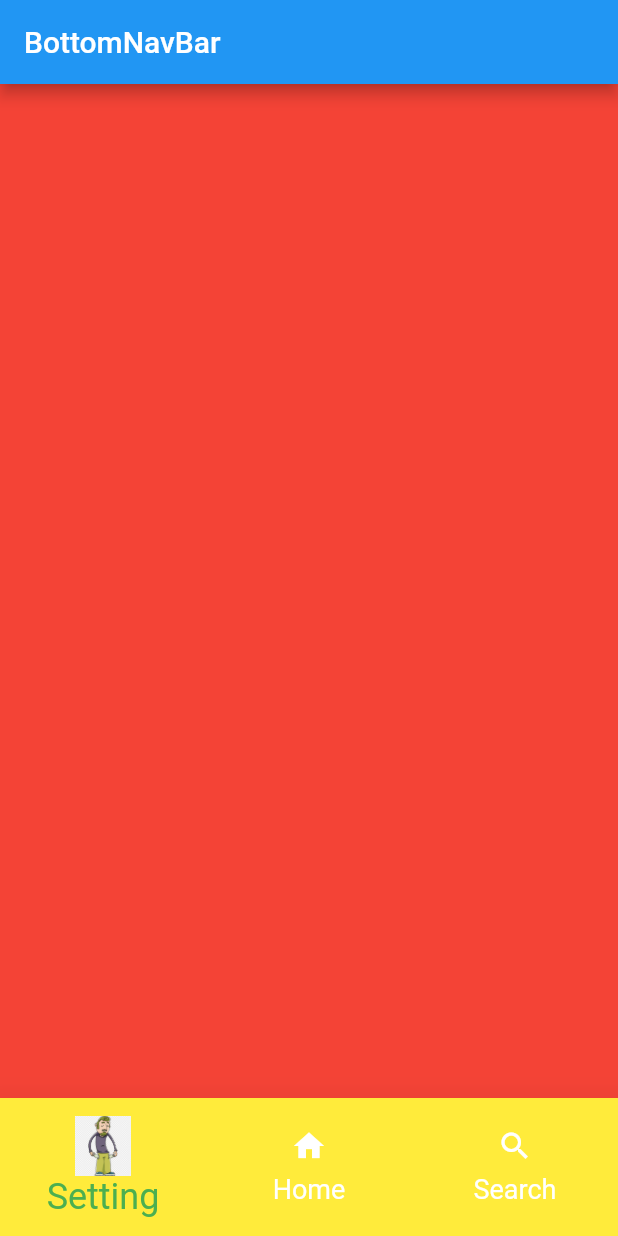
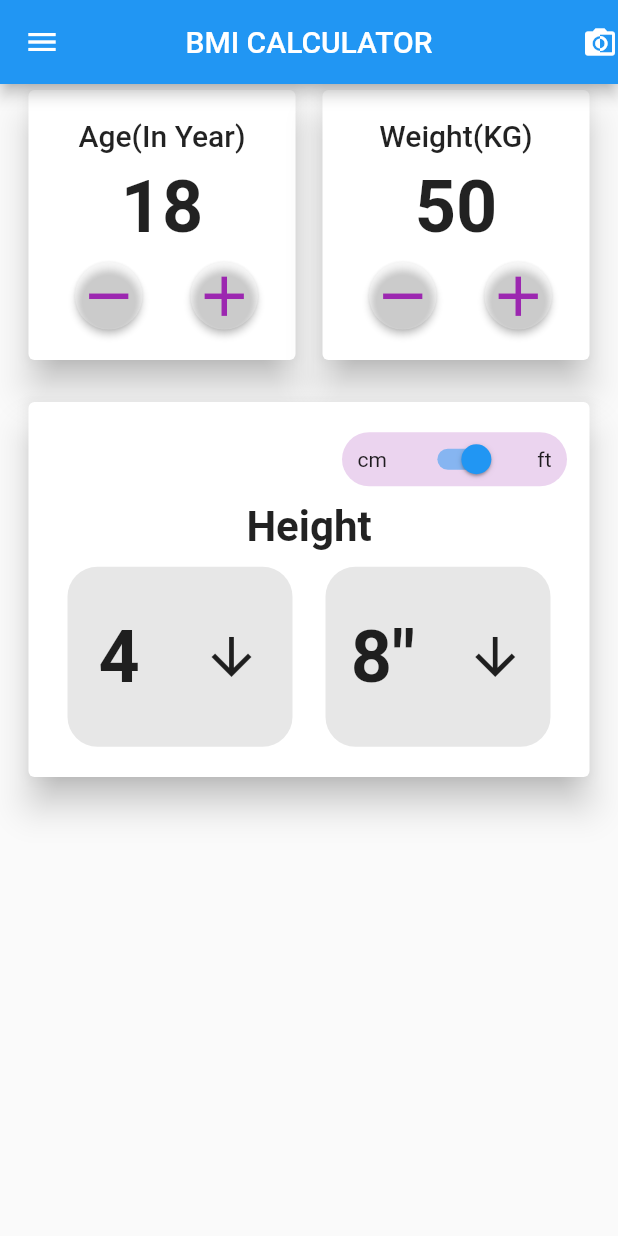
Before and after one commit to jpmehedi/ict-flutter-batch-5, a Flutter app: the screen it shows after launch, on a phone screen of 412 x 824 dp. Run offline on Flutter 3.47's test engine with Material 2 defaults, Android fonts, the phone set to English and light mode, and no system bars.

Commit message:
Layout building

```diff
--- /dev/null
+++ b/lib/bmi/bmi_screen.dart
@@ -0,0 +1,245 @@
+import 'package:flutter/material.dart';
+
+class BmiScreen extends StatelessWidget {
+  const BmiScreen({ Key? key }) : super(key: key);
+
+  @override
+  Widget build(BuildContext context) {
+    return Scaffold(
+      appBar: AppBar(
+        title: Text("bmi calculator".toUpperCase()),
+        centerTitle: true,
+        actions: [
+          Icon(Icons.monochrome_photos)
+        ],
+      ),
+      drawer: Drawer(),
+
+      body: Padding(
+        padding: EdgeInsets.symmetric(horizontal: 15),
+        child: Column(
+          children: [
+            Container(
+              width: double.infinity,
+              child: Row(
+                mainAxisAlignment: MainAxisAlignment.spaceBetween,
+                children: [
+                  Card(
+                    elevation: 10,
+                    shadowColor: Colors.black,
+                    child: Container(
+                      padding: EdgeInsets.all(15),
+                      height: 180,
+                      width: MediaQuery.of(context).size.width / 2 - 28,
+                      child: Column(
+                        mainAxisAlignment: MainAxisAlignment.spaceAround,
+                        children: [
+                          Text(
+                            "Age(In Year)",
+                            style: TextStyle(
+                              fontSize: 20,
+                              fontWeight: FontWeight.w500
+                            ),
+                          ),
+                          Text(
+                            "18",
+                            style: TextStyle(
+                              fontSize: 48,
+                              fontWeight: FontWeight.w700
+                            ),
+                          ),
+                          Row(
+                            mainAxisAlignment: MainAxisAlignment.spaceBetween,
+                            children: [
+                              ElevatedButton(
+                                onPressed: (){},
+                                style: ElevatedButton.styleFrom(
+                                  shape: CircleBorder(),
+                                  primary: Colors.white.withOpacity(0.25)
+                                ),
+                                child: Icon(Icons.remove, color: Colors.purple,size: 45)
+                              ),
+                              ElevatedButton(
+                                onPressed: (){},
+                                style: ElevatedButton.styleFrom(
+                                  shape: CircleBorder(),
+                                  primary: Colors.white.withOpacity(0.25)
+                                ),
+                                child: Icon(Icons.add, color: Colors.purple,size: 45)
+                              )
+                            ],
+                          )
+                        ],
+                      ),
+                    )
+                  ),
+                  Card(
+                    elevation: 10,
+                    shadowColor: Colors.black,
+                    child: Container(
+                      height: 180,
+                      width: MediaQuery.of(context).size.width / 2 - 28,
+                      padding: EdgeInsets.all(15),
+                      child: Column(
+                        mainAxisAlignment: MainAxisAlignment.spaceAround,
+                        children: [
+                          Text(
+                            "Weight(KG)",
+                            style: TextStyle(
+                              fontSize: 20,
+                              fontWeight: FontWeight.w500
+                            ),
+                          ),
+                          Text(
+                            "50",
+                            style: TextStyle(
+                              fontSize: 48,
+                              fontWeight: FontWeight.w700
+                            ),
+                          ),
+                          Row(
+                            mainAxisAlignment: MainAxisAlignment.spaceBetween,
+                            children: [
+                              ElevatedButton(
+                                onPressed: (){},
+                                style: ElevatedButton.styleFrom(
+                                  shape: CircleBorder(),
+                                  primary: Colors.white.withOpacity(0.25)
+                                ),
+                                child: Icon(Icons.remove, color: Colors.purple, size: 45)
+                              ),
+                              ElevatedButton(
+                                onPressed: (){},
+                                style: ElevatedButton.styleFrom(
+                                  shape: CircleBorder(),
+                                  primary: Colors.white.withOpacity(0.25)
+                                ),
+                                child: Icon(Icons.add, color: Colors.purple,size: 45)
+                              )
+                            ],
+                          )
+                        ],
+                      ),
+                    )
+                  ),
+                ],
+              ),
+            ),
+
+            SizedBox(height: 20,),
+            Card(
+              elevation: 10,
+              child: Container(
+                height: 250,
+                padding: const EdgeInsets.all(15.0),
+                child: Column(
+                  mainAxisAlignment: MainAxisAlignment.spaceAround,
+                  children: [
+                      Row(
+                        mainAxisAlignment: MainAxisAlignment.end,
+                        children: [
+                          Container(
+                            width: 150,
+                            height: 36,
+                            decoration: BoxDecoration(
+                              borderRadius: BorderRadius.circular(18),
+                              color: Colors.purple.withOpacity(0.20)
+                            ),
+                            child: Row(
+                              mainAxisAlignment: MainAxisAlignment.spaceAround,
+                              children: [
+                                Text("cm"),
+                                Switch(
+                                  value: true,
+                                  onChanged: (bool isSelected){
+
+                                  }
+                                ),
+                                Text("ft")
+                              ],
+                            ),
+                          ),
+                        ],
+                      ),
+                      Text(
+                        "Height",
+                        style: TextStyle(
+                          fontSize: 28,
+                          fontWeight: FontWeight.bold
+                        ),
+                      ),
+
+                      Row(
+                        mainAxisAlignment: MainAxisAlignment.spaceAround,
+                        children: [
+                          Container(
+                            width: 150,
+                            height: 120,
+                            decoration: BoxDecoration(
+                              borderRadius: BorderRadius.circular(20),
+                              color: Colors.grey.withOpacity(0.25)
+                            ),
+                            child: Row(
+                              mainAxisAlignment: MainAxisAlignment.spaceAround,
+                              children: [
+                                Text(
+                                  "4",
+                                  style: TextStyle(
+                                    fontSize: 48,
+                                    fontWeight: FontWeight.bold
+                                  ),
+                                ),
+                                Icon(Icons.arrow_downward, size: 40,)
+                              ],
+                            ),
+                          ),
+                          Container(
+                            width: 150,
+                            height: 120,
+                            decoration: BoxDecoration(
+                              borderRadius: BorderRadius.circular(20),
+                              color: Colors.grey.withOpacity(0.25)
+                            ),
+                            child: Row(
+                              mainAxisAlignment: MainAxisAlignment.spaceAround,
+                              children: [
+                                Text(
+                                  '8"',
+                                  style: TextStyle(
+                                    fontSize: 48,
+                                    fontWeight: FontWeight.bold
+                                  ),
+                                ),
+                                Icon(Icons.arrow_downward, size: 40,)
+                              ],
+                            ),
+                          )
+                        ],
+                      )
+
+                  ],
+                ),
+              ),
+            )
+
+
+
+
+
+            // Container(
+            //   width: double.infinity,
+            //   height: 100,
+            //   color: Colors.black,
+            // ),
+            // Container(
+            //   width: double.infinity,
+            //   height: 100,
+            //   color: Colors.yellow,
+            // )
+          ],
+        ),
+      ),
+
+    );
+  }
+}
--- a/lib/main.dart
+++ b/lib/main.dart
@@ -1,5 +1,5 @@
 import 'package:flutter/material.dart';
-import 'package:test_project/home_screen.dart';
+import 'package:test_project/bmi/bmi_screen.dart';
 
 void main() {
   runApp(
@@ -13,7 +13,7 @@ void main() {
       // home: ProfileScreen(),
       // home: FullScreenDrawer(),
       // home: ButtonScreen()
-      home: HomeScreen(),
+      home: BmiScreen(),
     ),
   );
 }
```
